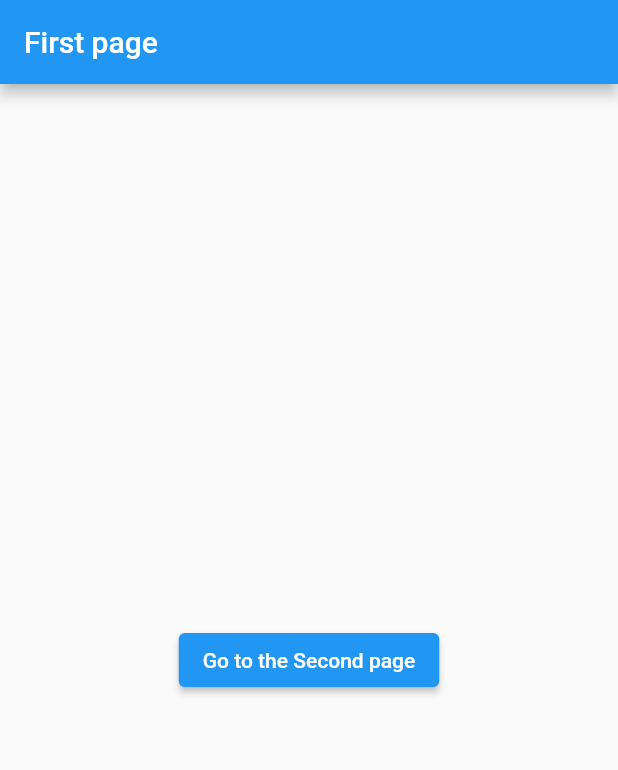
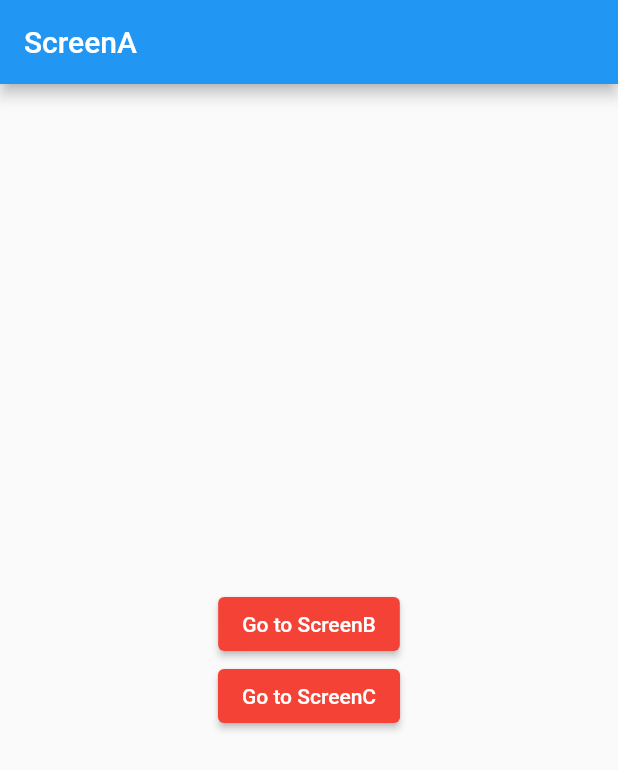
Before and after one commit to kisbi3/contact, a Flutter app: the screen it shows after launch, on a phone screen of 412 x 824 dp. Shown: the top 770 px of the screen. Run offline on Flutter 3.47's test engine with Material 2 defaults, Android fonts, the phone set to English and light mode, and no system bars.

```diff
--- /dev/null
+++ b/lib/ScreenA.dart
@@ -0,0 +1,39 @@
+import 'package:flutter/material.dart';
+
+class ScreenA extends StatelessWidget {
+  const ScreenA({Key? key}) : super(key: key);
+
+  @override
+  Widget build(BuildContext context) {
+    return Scaffold(
+      appBar: AppBar(
+        title: Text('ScreenA'),
+      ),
+      body: Center(
+        child: Column(
+          mainAxisAlignment: MainAxisAlignment.center,
+          children: [
+            ElevatedButton(
+              style: ElevatedButton.styleFrom(
+                backgroundColor: Colors.red,
+              ),
+              onPressed: (){
+                Navigator.pushNamed(context, '/b');
+              },
+              child: Text('Go to ScreenB'),
+            ),
+            ElevatedButton(
+              style: ElevatedButton.styleFrom(
+                backgroundColor: Colors.red,
+              ),
+                onPressed: (){
+                Navigator.pushNamed(context, '/c');
+                },
+                child: Text('Go to ScreenC'),
+            ),
+          ],
+        ),
+      ),
+    );
+  }
+}
--- /dev/null
+++ b/lib/ScreenB.dart
@@ -0,0 +1,21 @@
+import 'package:flutter/material.dart';
+
+class ScreenB extends StatelessWidget {
+  const ScreenB({Key? key}) : super(key: key);
+
+  @override
+  Widget build(BuildContext context) {
+    return Scaffold(
+      appBar: AppBar(
+        title: Text('ScreenB'),
+      ),
+      body: Center(
+        child: Text('ScreenB',
+          style: TextStyle(
+            fontSize: 24.0,
+          ),
+        ),
+      ),
+    );
+  }
+}
--- /dev/null
+++ b/lib/ScreenC.dart
@@ -0,0 +1,21 @@
+import 'package:flutter/material.dart';
+
+class ScreenC extends StatelessWidget {
+  const ScreenC({Key? key}) : super(key: key);
+
+  @override
+  Widget build(BuildContext context) {
+    return Scaffold(
+      appBar: AppBar(
+        title: Text('ScreenC'),
+      ),
+      body: Center(
+        child: Text('ScreenC',
+          style: TextStyle(
+              fontSize: 24.0,
+          ),
+        ),
+      ),
+    );
+  }
+}
--- a/lib/main.dart
+++ b/lib/main.dart
@@ -1,3 +1,6 @@
+import "package:contact2/ScreenA.dart";
+import 'package:contact2/ScreenB.dart';
+import 'package:contact2/ScreenC.dart';
 import 'package:flutter/material.dart';
 
 void main() => runApp(MyApp());
@@ -7,68 +10,19 @@ class MyApp extends StatelessWidget {
 
   @override
   Widget build(BuildContext context) {
+    // Multipage 구현 할 때에 핵심적인 것 :
+    // initialRoute : 제일 처음에 보일 화면 (home argument 대신 사용)
+    // routes :
     return MaterialApp(
-      title: 'Navigator',
-      theme: ThemeData(
-        primarySwatch: Colors.blue,
-      ),
-      home: FirstPage(),
+      // initialRoute 는 무조건 '/'. 아래와 같이 쓰면 됨.
+      initialRoute: '/',
+      // 그리고 다른 페이지들을 'String'으로 dictionary 형태로 만들어 준다고 생각하자.
+      routes: {
+        // initialRoute가 ScreenA라는 것.
+        '/' : (context) => ScreenA(),
+        '/b' : (context) => ScreenB(),
+        '/c' : (context) => ScreenC(),
+      },
     );
   }
 }
-
-class FirstPage extends StatelessWidget {
-  const FirstPage({Key? key}) : super(key: key);
-
-  @override
-  Widget build(BuildContext context) {
-    return Scaffold(
-      appBar: AppBar(
-        title: Text("First page"),
-      ),
-      body: Center(
-        child: ElevatedButton(
-            onPressed: (){
-              // SecondPage를 FirstPage위로 올리려면, FirstPage의 위치를 정확히 알아야 함.
-              // 따라서 Navigator.push에는 context가 필수!
-              // 여기에서는 context가 FirstPage의 BuildContext 'context'를 불러옴
-              //Navigator.push의 route 에 MaterialPageRoute를 불러옴
-              Navigator.push(context, MaterialPageRoute(
-                  // builder는 일종의 '안전장치'!
-                  // builder: (context) => SecondPage()));
-                  // 위 코드에서 context는 flutter에서 자동으로 할당하므로 의미 없음! : '_'로 바꿀 수 있음
-                  builder: (_) => SecondPage()));
-            },
-            child: Text('Go to the Second page'),
-        ),
-      ),
-    );
-  }
-}
-
-// SecondPage를 불러올 때에는 FirstPage를 지우고 들어오는 것이 아니라, 그 위에 얹어진다는 것을 잊지 말자.
-// 따라서, FirstPage로 돌아오기 위해서는 SecondPage를 지워주기만 하면 됨!
-//    => pop으로 지워주기만 하면 됨!
-class SecondPage extends StatelessWidget {
-  const SecondPage({Key? key}) : super(key: key);
-
-  @override
-  // 단순히 혼동을 피하기위해 context -> ctx로 변경
-  Widget build(BuildContext context) {
-    return Scaffold(
-      // appBar를 만드는 경우에는 뒤로가기 버튼을 자동으로 만들어줌!
-      // 그래서 사실 pop method가 필요 없기는 함.
-      appBar: AppBar(
-        title: Text("Second page"),
-      ),
-      body: Center(
-        child: ElevatedButton(
-          onPressed: (){
-            Navigator.pop(context);
-          },
-          child: Text('Go to the First page'),
-        ),
-      ),
-    );
-  }
-}
```
